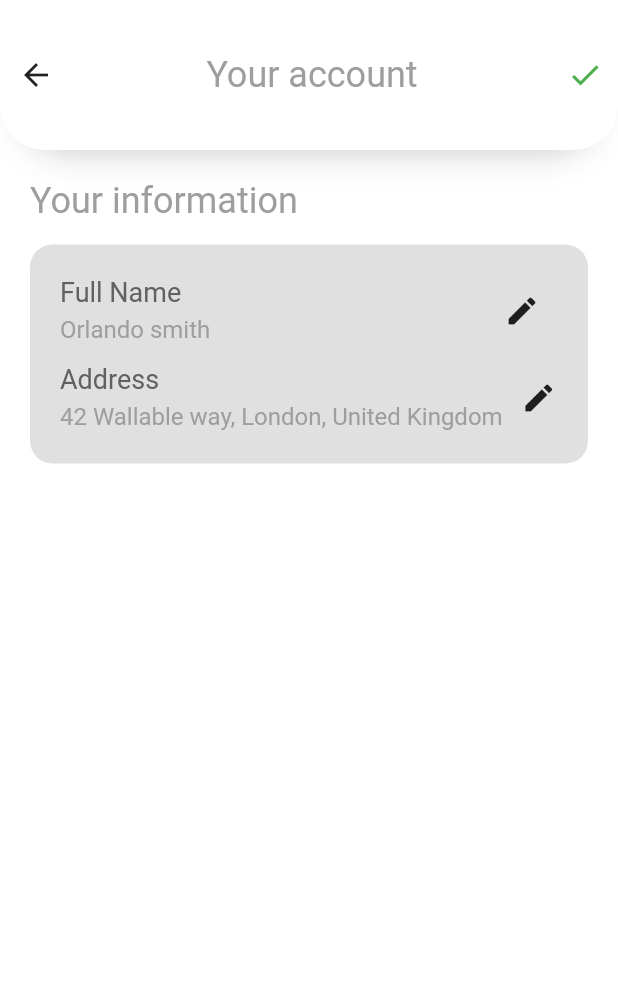
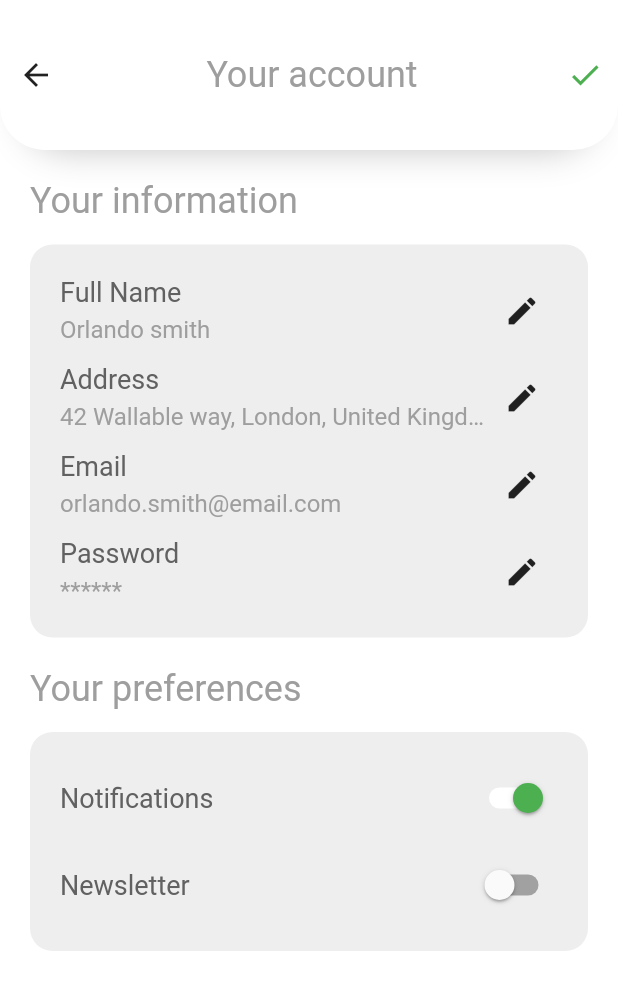
Before and after one commit to codingbbq/flutter_fresh_food, a Flutter app: the Accounts screen opened by its route, on a phone screen of 412 x 824 dp. Shown: the top 990 px of the screen. Run offline on Flutter 3.47's test engine with Material 2 defaults, Android fonts, the phone set to English and light mode, and no system bars.

Commit message:
Accounts page

```diff
--- /dev/null
+++ b/lib/pages/settings/accounts/accounts_utils/accounts_preferences.dart
@@ -0,0 +1,75 @@
+import 'package:flutter/material.dart';
+
+class AccountsPreferences extends StatelessWidget {
+  @override
+  Widget build(BuildContext context) {
+    return Column(
+      crossAxisAlignment: CrossAxisAlignment.start,
+      children: [
+        Text(
+          "Your preferences",
+          style: TextStyle(
+            color: Colors.grey,
+            fontSize: 24.0,
+          ),
+        ),
+        SizedBox(height: 15.0),
+        Container(
+          padding: EdgeInsets.all(20.0),
+          decoration: BoxDecoration(
+            color: Colors.grey[200],
+            borderRadius: BorderRadius.circular(15.0),
+          ),
+          child: Column(
+            children: [
+              // Notification
+              Row(
+                mainAxisAlignment: MainAxisAlignment.spaceBetween,
+                children: [
+                  Text(
+                    "Notifications",
+                    style: TextStyle(
+                      fontSize: 18.0,
+                      color: Colors.grey[700],
+                    ),
+                  ),
+                  Switch(
+                    value: true,
+                    onChanged: (value) {
+                      print(value);
+                    },
+                    activeColor: Colors.green,
+                    activeTrackColor: Colors.white,
+                  )
+                ],
+              ),
+
+              SizedBox(height: 10.0),
+
+              Row(
+                mainAxisAlignment: MainAxisAlignment.spaceBetween,
+                children: [
+                  Text(
+                    "Newsletter",
+                    style: TextStyle(
+                      fontSize: 18.0,
+                      color: Colors.grey[700],
+                    ),
+                  ),
+                  Switch(
+                    value: false,
+                    onChanged: (value) {
+                      print(value);
+                    },
+                    activeColor: Colors.green,
+                    activeTrackColor: Colors.white,
+                  )
+                ],
+              ),
+            ],
+          ),
+        )
+      ],
+    );
+  }
+}
--- a/lib/pages/settings/accounts/accounts_utils/accounts_your_info.dart
+++ b/lib/pages/settings/accounts/accounts_utils/accounts_your_info.dart
@@ -17,11 +17,12 @@ class AccountsYourInfo extends StatelessWidget {
         Container(
           padding: EdgeInsets.all(20.0),
           decoration: BoxDecoration(
-            color: Colors.grey[300],
+            color: Colors.grey[200],
             borderRadius: BorderRadius.circular(15.0),
           ),
           child: Column(
             children: [
+              // Name
               Row(
                 mainAxisAlignment: MainAxisAlignment.spaceBetween,
                 children: [
@@ -54,10 +55,13 @@ class AccountsYourInfo extends StatelessWidget {
                 ],
               ),
               SizedBox(height: 10.0),
+
+              // Address
               Row(
                 mainAxisAlignment: MainAxisAlignment.spaceBetween,
                 children: [
-                  Column(
+                  Flexible(
+                    child: Column(
                       crossAxisAlignment: CrossAxisAlignment.start,
                       children: [
                         Text(
@@ -72,6 +76,7 @@ class AccountsYourInfo extends StatelessWidget {
                         ),
                         Text(
                           "42 Wallable way, London, United Kingdom",
+                          softWrap: false,
                           overflow: TextOverflow.ellipsis,
                           style: TextStyle(
                             fontSize: 16.0,
@@ -80,12 +85,89 @@ class AccountsYourInfo extends StatelessWidget {
                         ),
                       ],
                     ),
+                  ),
                   IconButton(
                     icon: Icon(Icons.edit),
                     onPressed: () {},
                   ),
                 ],
-              )
+              ),
+
+              SizedBox(height: 10.0),
+              // Email
+              Row(
+                mainAxisAlignment: MainAxisAlignment.spaceBetween,
+                children: [
+                  Flexible(
+                    child: Column(
+                      crossAxisAlignment: CrossAxisAlignment.start,
+                      children: [
+                        Text(
+                          "Email",
+                          style: TextStyle(
+                            fontSize: 18.0,
+                            color: Colors.grey[700],
+                          ),
+                        ),
+                        SizedBox(
+                          height: 5.0,
+                        ),
+                        Text(
+                          "orlando.smith@email.com",
+                          softWrap: false,
+                          overflow: TextOverflow.ellipsis,
+                          style: TextStyle(
+                            fontSize: 16.0,
+                            color: Colors.grey[500],
+                          ),
+                        ),
+                      ],
+                    ),
+                  ),
+                  IconButton(
+                    icon: Icon(Icons.edit),
+                    onPressed: () {},
+                  ),
+                ],
+              ),
+
+              SizedBox(height: 10.0),
+              // Password
+              Row(
+                mainAxisAlignment: MainAxisAlignment.spaceBetween,
+                children: [
+                  Flexible(
+                    child: Column(
+                      crossAxisAlignment: CrossAxisAlignment.start,
+                      children: [
+                        Text(
+                          "Password",
+                          style: TextStyle(
+                            fontSize: 18.0,
+                            color: Colors.grey[700],
+                          ),
+                        ),
+                        SizedBox(
+                          height: 5.0,
+                        ),
+                        Text(
+                          "******",
+                          softWrap: false,
+                          overflow: TextOverflow.ellipsis,
+                          style: TextStyle(
+                            fontSize: 16.0,
+                            color: Colors.grey[500],
+                          ),
+                        ),
+                      ],
+                    ),
+                  ),
+                  IconButton(
+                    icon: Icon(Icons.edit),
+                    onPressed: () {},
+                  ),
+                ],
+              ),
             ],
           ),
         )
--- a/lib/pages/settings/accounts/page_accounts.dart
+++ b/lib/pages/settings/accounts/page_accounts.dart
@@ -1,4 +1,5 @@
 import 'package:flutter/material.dart';
+import 'package:flutter_fresh_food/pages/settings/accounts/accounts_utils/accounts_preferences.dart';
 import 'package:flutter_fresh_food/pages/settings/accounts/accounts_utils/accounts_your_info.dart';
 import 'package:flutter_fresh_food/utils/custom_box_decoration.dart';
 
@@ -50,6 +51,10 @@ class Accounts extends StatelessWidget {
               child: Column(
                 children: [
                   AccountsYourInfo(),
+                  SizedBox(
+                    height: 20.0,
+                  ),
+                  AccountsPreferences(),
                 ],
               ))
         ],
```
Lines whose indentation alone changed are shown as unchanged.
